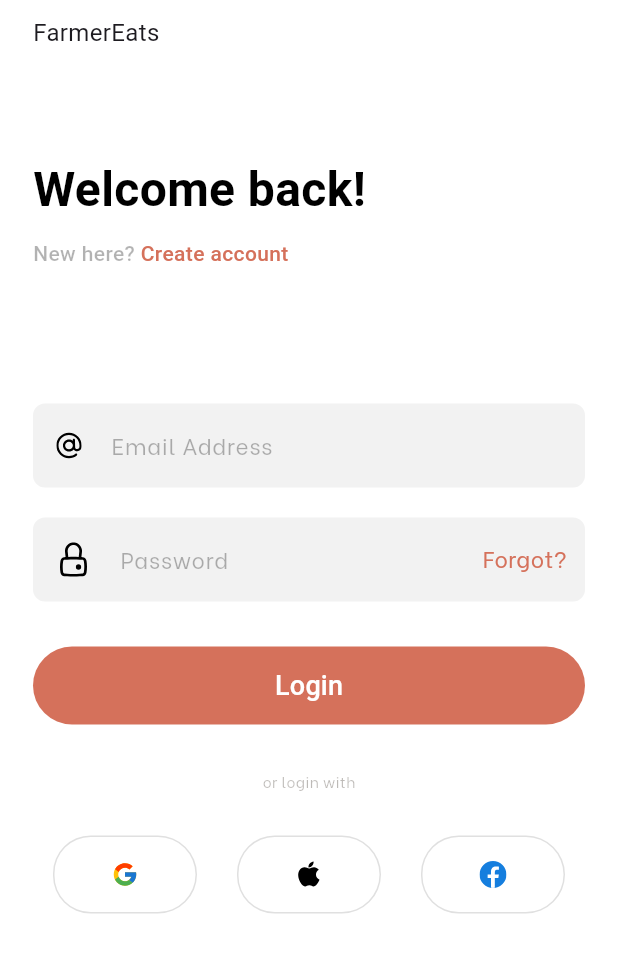
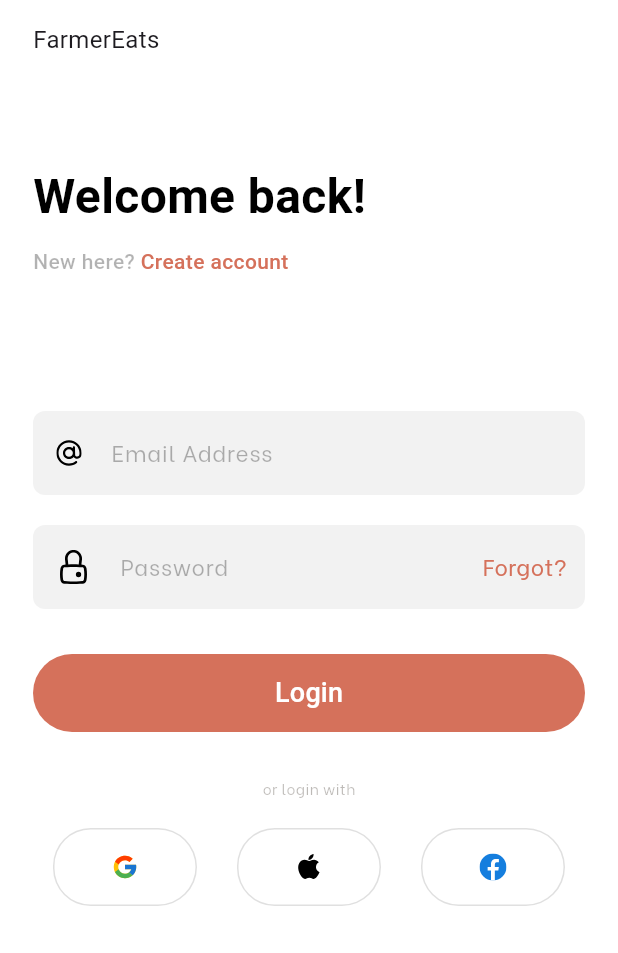
Before and after one commit to asheesh20/software_lab, a Flutter app: the screen it shows after launch, on a phone screen of 412 x 824 dp. Shown: the top 953 px of the screen. Run offline on Flutter 3.47's test engine with Material 3 defaults, Android fonts, the phone set to English and light mode, and no system bars; our stand-ins replace flutter_svg; Roboto replaces fonts that are missing (assets/fonts/BeVietnam-ExtraBold.ttf).

Commit message:
loginscreen updates

```diff
--- a/lib/views/login_screen.dart
+++ b/lib/views/login_screen.dart
@@ -17,7 +17,7 @@ class _LoginScreenState extends State<LoginScreen> {
       backgroundColor: Colors.white,
       body: SafeArea(
         child: Padding(
-          padding: const EdgeInsets.symmetric(horizontal: 22.0, vertical: 10),
+          padding: const EdgeInsets.symmetric(horizontal: 22.0, vertical: 15),
           child: Column(
             crossAxisAlignment: CrossAxisAlignment.start,
             children: [
@@ -75,6 +75,11 @@ class _LoginScreenState extends State<LoginScreen> {
                               height: 1,
                               width: 1,
                             ),
+                            // child: Image.asset(
+                            //   'assets/images/Vector@1x.png',
+                            //   height: 15,
+                            //   width: 15,
+                            // ),
                           ),
                         ),
                         hintText: 'Email Address',
@@ -258,8 +263,8 @@ class _LoginScreenState extends State<LoginScreen> {
                   ),
                 ),
               ),
-              SizedBox(
-                height: 30,
+              const SizedBox(
+                height: 20,
               ),
               Row(
                 mainAxisAlignment: MainAxisAlignment.spaceAround,
```
